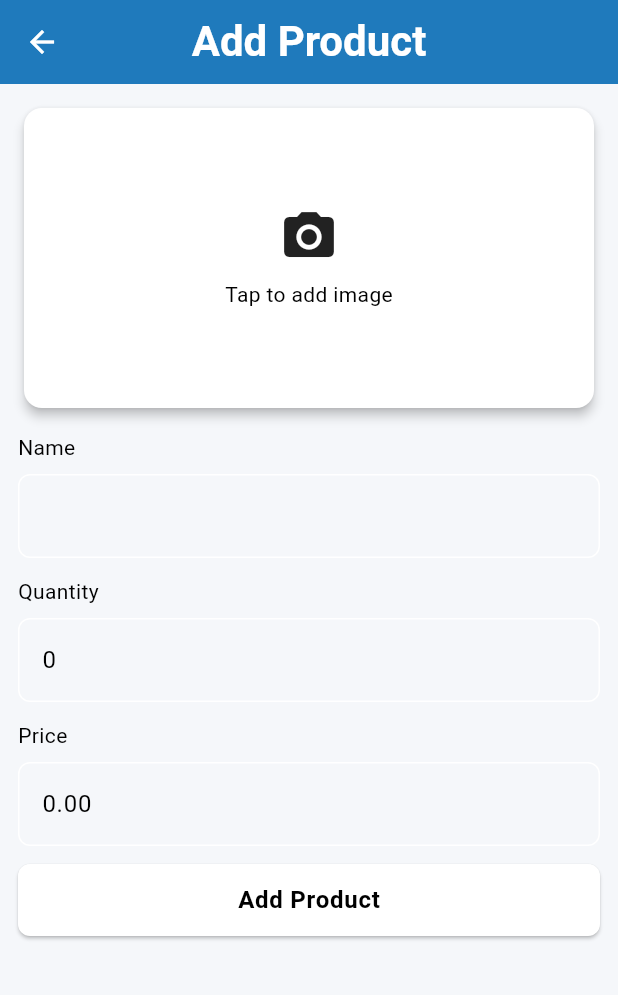
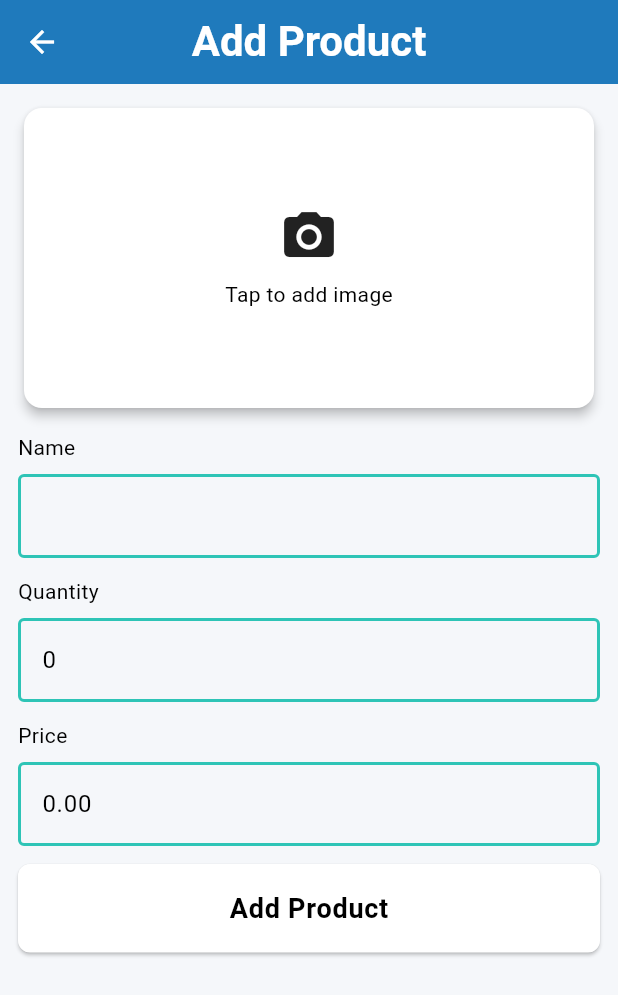
Before and after one commit to lurldgbodex/HNG, a Flutter app: the AddEditScreen screen opened by its route, on a phone screen of 412 x 824 dp. Shown: the top 995 px of the screen. Run offline on Flutter 3.47's test engine with Material 3 defaults, Android fonts, the phone set to English and light mode, and no system bars; our stand-ins replace dio, equatable, flutter_bloc, flutter_dotenv, flutter_riverpod, image_picker and 1 more; accounts and stored records are empty.

Commit message:
chore: update app interface

```diff
--- a/hng13/mobile/hng13_stage2/lib/screens/add_edit_screen.dart
+++ b/hng13/mobile/hng13_stage2/lib/screens/add_edit_screen.dart
@@ -3,6 +3,7 @@ import 'package:flutter_riverpod/flutter_riverpod.dart';
 
 import '../models/product.dart';
 import '../providers/product_provider.dart';
+import '../themes/theme.dart';
 import '../widgets/custom_button.dart';
 import '../widgets/image_picker_bottom_sheet.dart';
 import '../widgets/product_image.dart';
@@ -92,6 +93,14 @@ class _AddEditScreenState extends ConsumerState<AddEditScreen> {
               const SizedBox(height: 8),
               TextFormField(
                 controller: _nameController,
+                decoration: InputDecoration(
+                  enabledBorder: OutlineInputBorder(
+                    borderSide: BorderSide(
+                      color: Theme.of(context).colorScheme.secondary,
+                      width: 2,
+                    ),
+                  ),
+                ),
                 validator: (v) =>
                     v == null || v.trim().isEmpty ? 'Enter product name' : null,
               ),
@@ -100,6 +109,14 @@ class _AddEditScreenState extends ConsumerState<AddEditScreen> {
               const SizedBox(height: 8),
               TextFormField(
                 controller: _quantityController,
+                decoration: InputDecoration(
+                  enabledBorder: OutlineInputBorder(
+                    borderSide: BorderSide(
+                      color: Theme.of(context).colorScheme.secondary,
+                      width: 2,
+                    ),
+                  ),
+                ),
                 keyboardType: TextInputType.number,
                 validator: (v) => int.tryParse(v ?? '') == null
                     ? 'Enter a valid number'
@@ -110,6 +127,14 @@ class _AddEditScreenState extends ConsumerState<AddEditScreen> {
               const SizedBox(height: 8),
               TextFormField(
                 controller: _priceController,
+                decoration: InputDecoration(
+                  enabledBorder: OutlineInputBorder(
+                    borderSide: BorderSide(
+                      color: Theme.of(context).colorScheme.secondary,
+                      width: 2,
+                    ),
+                  ),
+                ),
                 keyboardType: TextInputType.numberWithOptions(decimal: true),
                 validator: (v) => double.tryParse(v ?? '') == null
                     ? 'Enter a valid price'
--- a/hng13/mobile/hng13_stage2/lib/themes/theme.dart
+++ b/hng13/mobile/hng13_stage2/lib/themes/theme.dart
@@ -31,6 +31,7 @@ class AppTheme {
     ),
     inputDecorationTheme: InputDecorationTheme(
       border: OutlineInputBorder(borderRadius: BorderRadius.circular(8)),
+      outlineBorder: BorderSide(color: AppColors.primary),
     ),
   );
 
--- a/hng13/mobile/hng13_stage2/lib/widgets/custom_button.dart
+++ b/hng13/mobile/hng13_stage2/lib/widgets/custom_button.dart
@@ -10,15 +10,16 @@ class CustomButton extends StatelessWidget {
   Widget build(BuildContext context) {
     return ElevatedButton(
       style: ElevatedButton.styleFrom(
-        padding: const EdgeInsets.symmetric(vertical: 12),
+        padding: const EdgeInsets.symmetric(vertical: 16),
         shape: RoundedRectangleBorder(borderRadius: BorderRadius.circular(8)),
       ),
       onPressed: onPressed,
       child: Text(
         text,
-        style: Theme.of(
-          context,
-        ).textTheme.bodyLarge?.copyWith(fontWeight: FontWeight.bold),
+        style: Theme.of(context).textTheme.bodyLarge?.copyWith(
+          fontWeight: FontWeight.bold,
+          fontSize: 18,
+        ),
       ),
     );
   }
```
